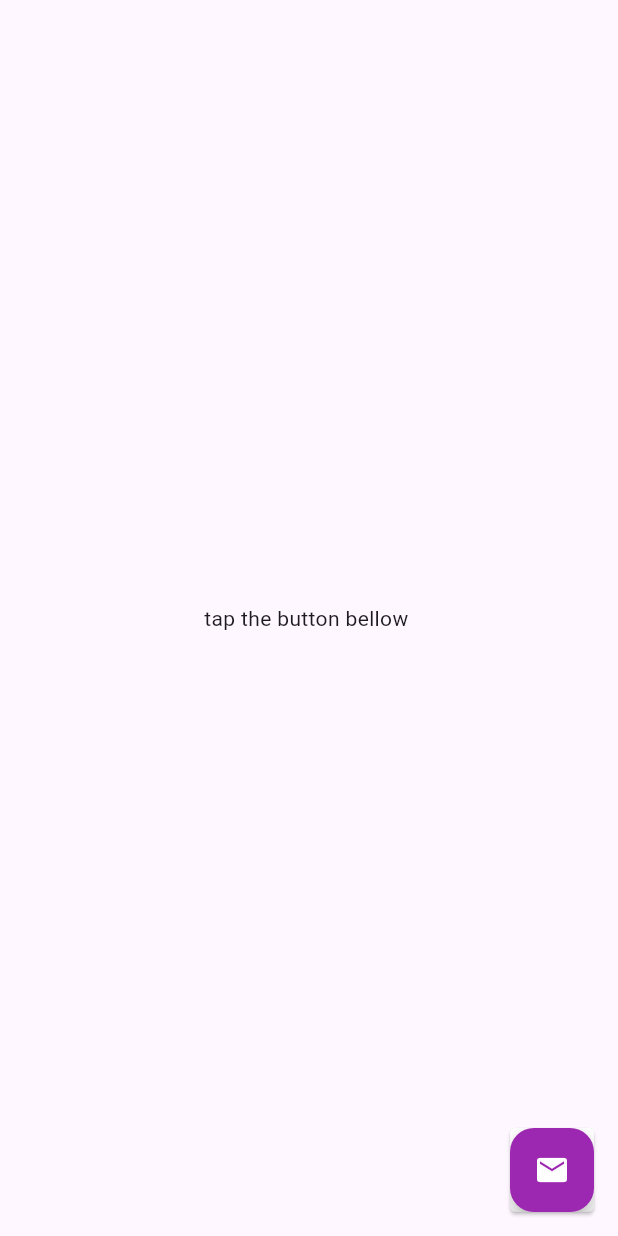
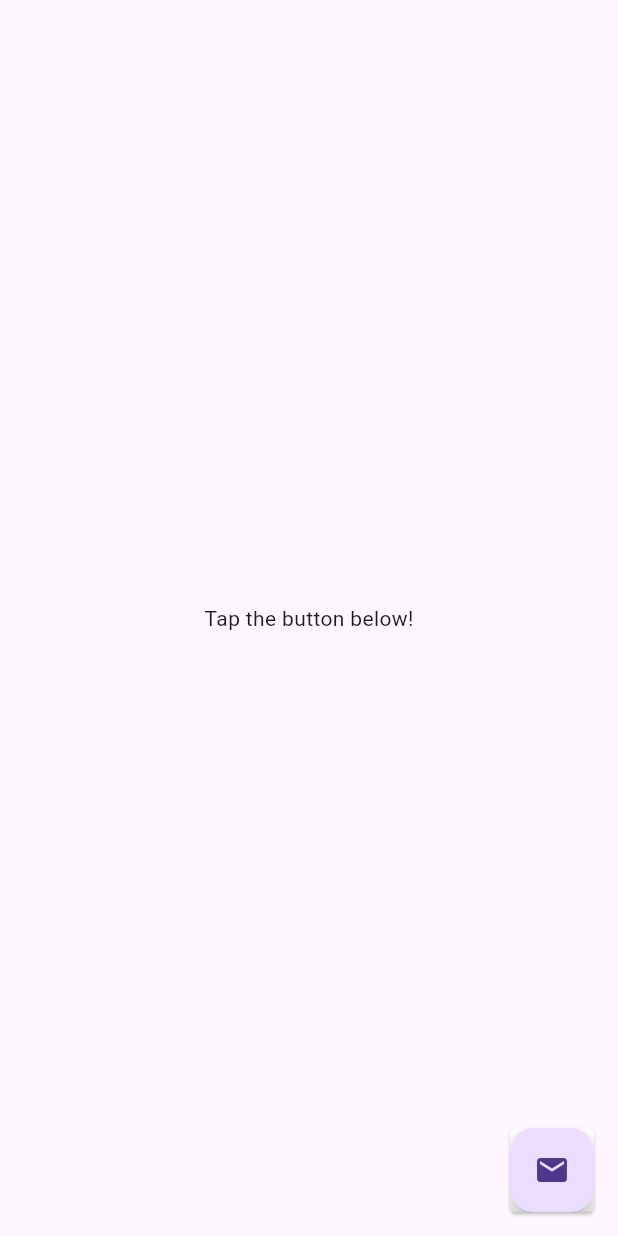
Before and after one commit to AaditAntony/flutter-animations, a Flutter app: the screen it shows after launch, on a phone screen of 412 x 824 dp. Run offline on Flutter 3.47's test engine with Material 3 defaults, Android fonts, the phone set to English and light mode, and no system bars.

```diff
--- a/lib/main.dart
+++ b/lib/main.dart
@@ -1,5 +1,5 @@
+import 'package:flutter/material.dart';
 import 'package:animations/animations.dart';
-import 'package:flutter/material.dart';
 
 void main() => runApp(const MyApp());
 
@@ -10,21 +10,41 @@ class MyApp extends StatelessWidget {
   Widget build(BuildContext context) {
     return MaterialApp(
       home: Scaffold(
-        body: Center(child: Text("tap the button bellow ")),
-        floatingActionButton: OpenContainer(
-          transitionDuration: const Duration(milliseconds: 800),
-          transitionType: ContainerTransitionType.fadeThrough,
-          closedColor: Colors.white, // FAB color
-          openColor: Colors.white, // Screen background
-          closedBuilder:
-              (_, openContainer) => FloatingActionButton(
-                backgroundColor: Colors.purple,
-                onPressed: openContainer,
-                child: const Icon(Icons.email, color: Colors.white),
-              ),
-          openBuilder: (_, __) => const ComposeScreen(),
-        ),
+        body: Center(child: Text("Tap the button below!")),
+        floatingActionButton: const AnimatedFab(), // Using our stateful widget
       ),
+    );
+  }
+}
+
+class AnimatedFab extends StatefulWidget {
+  const AnimatedFab({super.key});
+
+  @override
+  State<AnimatedFab> createState() => _AnimatedFabState();
+}
+
+class _AnimatedFabState extends State<AnimatedFab> {
+  bool _isOpen = false; // Tracks if container is open
+
+  @override
+  Widget build(BuildContext context) {
+    return OpenContainer(
+      closedBuilder:
+          (_, openContainer) => FloatingActionButton(
+            onPressed: () {
+              openContainer(); // Open the container
+              setState(() => _isOpen = true); // Update state
+            },
+            child: Icon(_isOpen ? Icons.send : Icons.email),
+          ),
+      openBuilder: (_, __) {
+        // Reset state when closed
+        WidgetsBinding.instance.addPostFrameCallback((_) {
+          if (mounted) setState(() => _isOpen = false);
+        });
+        return const ComposeScreen();
+      },
     );
   }
 }
```
